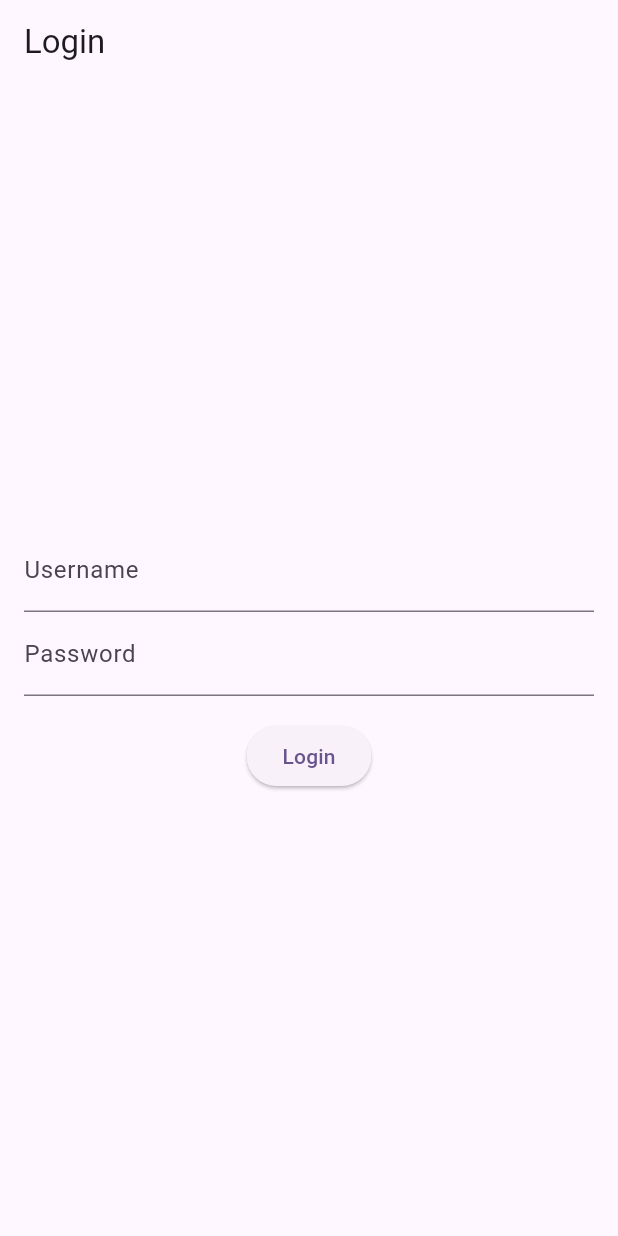
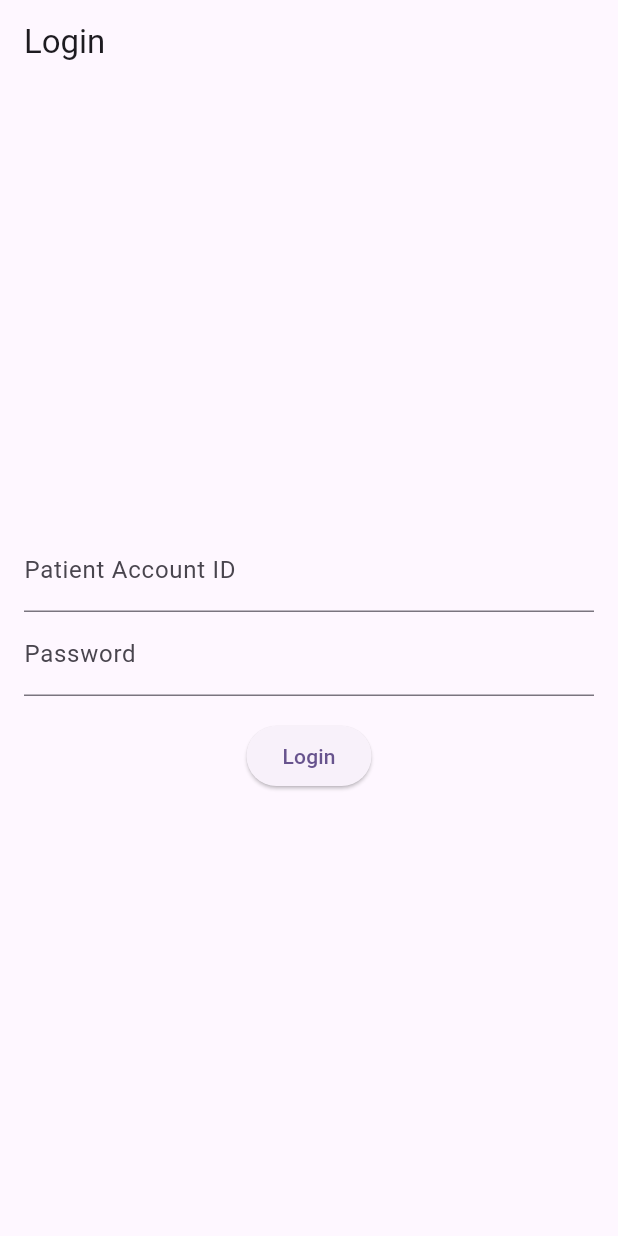
Before and after one commit to FGonzales-Dev/sr-tesoro-mobile, a Flutter app: the screen it shows after launch, on a phone screen of 412 x 824 dp. Run offline on Flutter 3.47's test engine with Material 3 defaults, Android fonts, the phone set to English and light mode, and no system bars; our stand-ins replace connectivity_plus, dio, flutter_riverpod.

Commit message:
updated to use patient account id

```diff
--- a/lib/data/repositories_impl/auth_repository_impl.dart
+++ b/lib/data/repositories_impl/auth_repository_impl.dart
@@ -8,7 +8,7 @@ class AuthRepositoryImpl implements LoginUseCase {
   AuthRepositoryImpl(this.remoteDataSource);
 
   @override
-  Future<User> login(String username, String password) async {
-    return await remoteDataSource.login(username, password);
+  Future<User> login(String patientAccountId, String password) async {
+    return await remoteDataSource.login(patientAccountId, password);
   }
 }
--- a/lib/domain/entities/user.dart
+++ b/lib/domain/entities/user.dart
@@ -1,13 +1,13 @@
 class User {
   final int id;
-  final String username;
+  final String patientAccountId;
   final String firstName;
   final String lastName;
   final String accessToken;
 
   User({
     required this.id,
-    required this.username,
+    required this.patientAccountId,
     required this.firstName,
     required this.lastName,
     required this.accessToken,
--- a/lib/domain/usecases/login_usecase.dart
+++ b/lib/domain/usecases/login_usecase.dart
@@ -1,5 +1,5 @@
 import '../entities/user.dart';
 
 abstract class LoginUseCase {
-  Future<User> login(String username, String password);
+  Future<User> login(String patientAccountId, String password);
 }
--- a/lib/presentation/viewmodels/login_viewmodel.dart
+++ b/lib/presentation/viewmodels/login_viewmodel.dart
@@ -9,10 +9,10 @@ class LoginViewModel extends StateNotifier<AsyncValue<User?>> {
 
   LoginViewModel(this.loginUseCase) : super(const AsyncValue.data(null));
 
-  Future<void> login(String username, String password) async {
+  Future<void> login(String patientAccountId, String password) async {
     state = const AsyncValue.loading();
     try {
-      final user = await loginUseCase.login(username, password);
+      final user = await loginUseCase.login(patientAccountId, password);
       _accessToken = user.accessToken;
       state = AsyncValue.data(user);
     } catch (e, st) {
--- a/lib/presentation/widgets/login_form.dart
+++ b/lib/presentation/widgets/login_form.dart
@@ -13,7 +13,7 @@ class LoginForm extends ConsumerStatefulWidget {
 
 class _LoginFormState extends ConsumerState<LoginForm> {
   final _formKey = GlobalKey<FormState>();
-  String _username = '';
+  String _patientAccountId = '';
   String _password = '';
 
   @override
@@ -25,9 +25,9 @@ class _LoginFormState extends ConsumerState<LoginForm> {
         mainAxisSize: MainAxisSize.min,
         children: [
           TextFormField(
-            decoration: const InputDecoration(labelText: 'Username'),
-            onChanged: (value) => _username = value,
-            validator: (value) => value == null || value.isEmpty ? 'Enter username' : null,
+            decoration: const InputDecoration(labelText: 'Patient Account ID'),
+            onChanged: (value) => _patientAccountId = value,
+            validator: (value) => value == null || value.isEmpty ? 'Enter patient account ID' : null,
           ),
           TextFormField(
             decoration: const InputDecoration(labelText: 'Password'),
@@ -41,7 +41,7 @@ class _LoginFormState extends ConsumerState<LoginForm> {
                 ? null
                 : () async {
                     if (_formKey.currentState!.validate()) {
-                      await ref.read(loginViewModelProvider.notifier).login(_username, _password);
+                      await ref.read(loginViewModelProvider.notifier).login(_patientAccountId, _password);
                       final user = ref.read(loginViewModelProvider);
                       if (user.value != null && widget.onLoginSuccess != null) {
                         widget.onLoginSuccess!();
```
Also changed, not shown: lib/data/datasources/auth_remote_data_source.dart (+18 -2 lines), lib/data/models/user_model.dart (+29 -9 lines).
